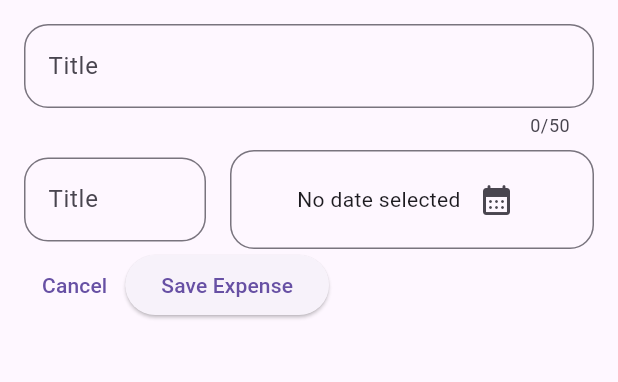
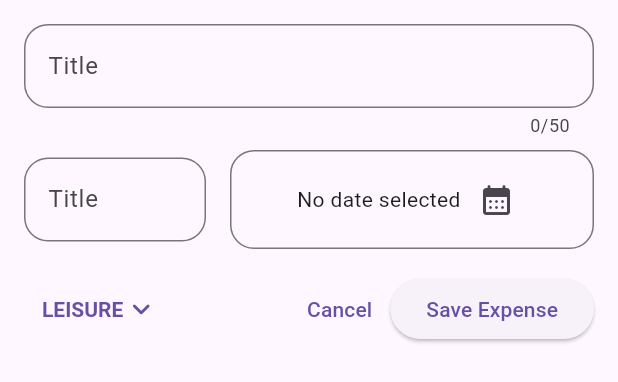
Before and after one commit to jsare/expense_tracker, a Flutter app: the NewExpense widget shown alone on an empty page, opened directly, on a phone screen of 412 x 824 dp. Shown: the top 382 px of the screen. Run offline on Flutter 3.47's test engine with Material 2 defaults, Android fonts, the phone set to English and light mode, and no system bars.

Commit message:
Add Dropdown button

```diff
--- a/lib/widgets/new_expense.dart
+++ b/lib/widgets/new_expense.dart
@@ -1,5 +1,7 @@
 import 'package:flutter/material.dart';
 import 'package:intl/intl.dart';
+
+import '../models/expense.dart';
 
 final formatter = DateFormat.yMd();
 
@@ -14,6 +16,7 @@ class _NewExpenseState extends State<NewExpense> {
   final _titileContoller = TextEditingController();
   final _amountContoller = TextEditingController();
   DateTime? _selectedDate;
+  Category _selectedCategory = Category.leisure;
 
   @override
   void dispose() {
@@ -100,8 +103,41 @@ class _NewExpenseState extends State<NewExpense> {
               )
             ],
           ),
+          const SizedBox(height: 16),
           Row(
             children: [
+              Padding(
+                padding: const EdgeInsets.symmetric(horizontal: 12),
+                child: DropdownButtonHideUnderline(
+                  child: DropdownButton(
+                    iconEnabledColor: Theme.of(context).colorScheme.primary,
+                    icon: const Icon(Icons.keyboard_arrow_down_rounded),
+                    style: TextStyle(
+                      color: Theme.of(context).colorScheme.primary,
+                      fontWeight: FontWeight.bold,
+                    ),
+                    value: _selectedCategory,
+                    items: Category.values
+                        .map(
+                          (category) => DropdownMenuItem(
+                            value: category,
+                            child: Text(
+                              category.name.toUpperCase(),
+                            ),
+                          ),
+                        )
+                        .toList(),
+                    onChanged: (value) {
+                      setState(() {
+                        if (value == null) return;
+                        _selectedCategory = value;
+                      });
+                    },
+                    borderRadius: BorderRadius.circular(10),
+                  ),
+                ),
+              ),
+              const Spacer(),
               TextButton(
                 onPressed: () {
                   Navigator.pop(context);
```
